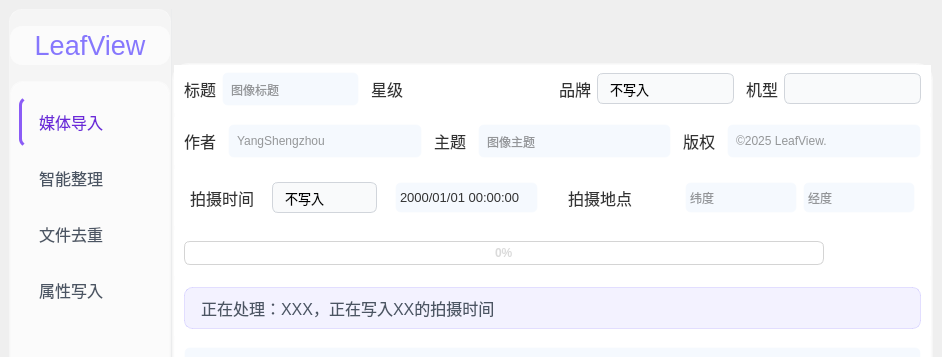
The window that Ui_MainWindow.ui (YangShengzhou03/LeafSort) describes before a commit, drawn with Qt 5; both pictures show x 0 to 942 and y 0 to 357 of the 942 by 580 pixel window.
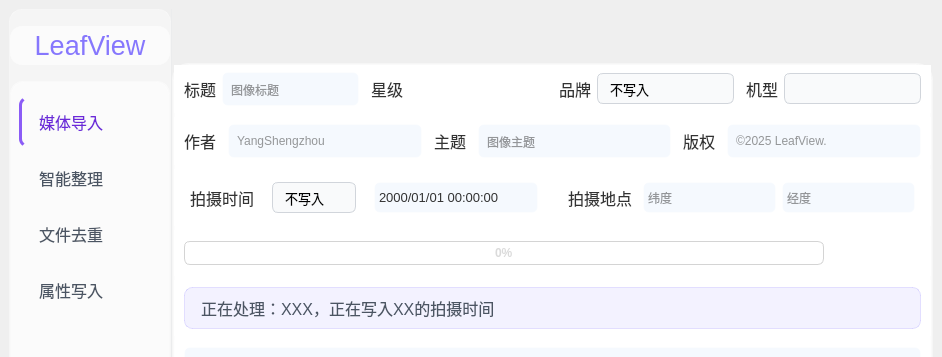
The same window after the commit. The open tabs and pages were chosen to show the change. Icons and pictures are not drawn.

```diff
--- a/Ui_MainWindow.ui
+++ b/Ui_MainWindow.ui
@@ -5416,7 +5416,7 @@
                      <number>6</number>
                     </property>
                     <item>
-                     <layout class="QHBoxLayout" name="exifControlLayout" stretch="0,1,0">
+                     <layout class="QHBoxLayout" name="exifControlLayout" stretch="0,0,1">
                       <property name="leftMargin">
                        <number>6</number>
                       </property>
@@ -5643,7 +5643,7 @@
                      </layout>
                     </item>
                     <item>
-                     <layout class="QHBoxLayout" name="windowControlLayout" stretch="0,0,0">
+                     <layout class="QHBoxLayout" name="windowControlLayout" stretch="0,1,1">
                       <property name="spacing">
                        <number>6</number>
                       </property>
```
Left out of the diff: 2 changed lines with no effect on the pictures.
